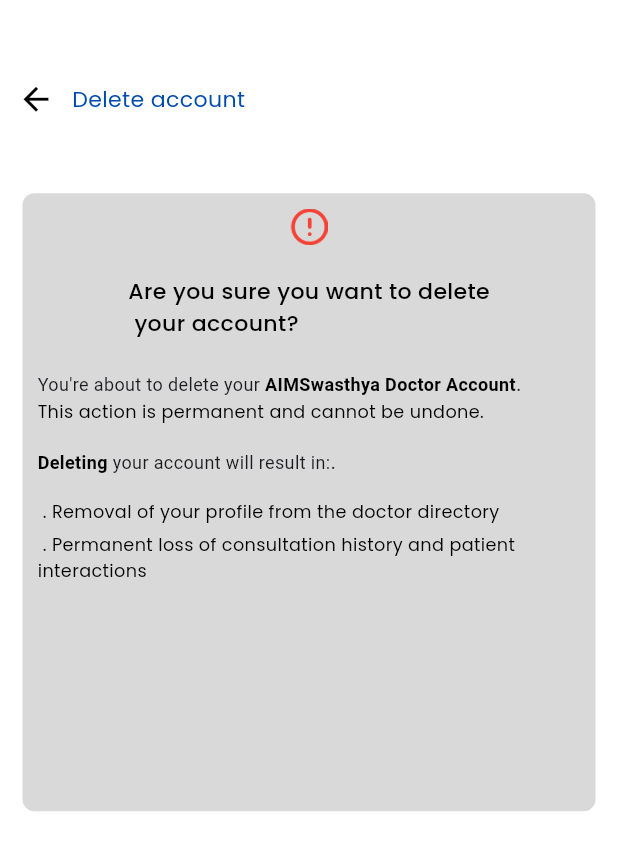
After one commit to foundercodess/AimSwasthya_App_Flutter, a Flutter app: the DeleteAccountScreen screen opened by its route, on a phone screen of 412 x 824 dp. The commit adds this screen. Shown: the top 850 px of the screen. Run offline on Flutter 3.47's test engine with Material 3 defaults, Android fonts, the phone set to English and light mode, and no system bars; our stand-ins replace dio, dotted_border, file_picker, firebase_auth, firebase_core, flutter_widget_from_html and 12 more; missing offline and left inert: flutter_date_pickers, flutter_pdfview, phonepe_payment_sdk, razorpay_flutter; accounts and stored records are empty; generated files the repository leaves out were written again; Roboto replaces fonts that are missing (Poppins-Bold).

Commit message:
delete account

```diff
--- a/lib/main.dart
+++ b/lib/main.dart
@@ -5,6 +5,7 @@ import 'package:aim_swasthya/view/user/symptoms/dowenloade_image.dart';
 import 'package:aim_swasthya/view/user/user_home_screen.dart';
 import 'package:aim_swasthya/view_model/doctor/add_clinic_doctor_view_model.dart';
 import 'package:aim_swasthya/view_model/doctor/all_specialization_view_model.dart';
+import 'package:aim_swasthya/view_model/doctor/delete_account_view_model.dart';
 import 'package:aim_swasthya/view_model/doctor/doc_auth_view_model.dart';
 import 'package:aim_swasthya/view_model/doctor/doc_graph_view_model.dart';
 import 'package:aim_swasthya/view_model/doctor/doc_health_report_view_model.dart';
@@ -119,6 +120,7 @@ class MyApp extends StatelessWidget {
         ChangeNotifierProvider(create: (ctx) => AllSpecializationViewModel()),
         ChangeNotifierProvider(create: (ctx) => UpsertSmcNumberViewModel()),
         ChangeNotifierProvider(create: (ctx) => NotificationViewModel()),
+        ChangeNotifierProvider(create: (ctx) => DeleteAccountViewModel()),
       ],
       child: Consumer<ChangeLanguageViewModel>(
           builder: (context, provider, child) {
--- a/lib/res/api_urls.dart
+++ b/lib/res/api_urls.dart
@@ -59,6 +59,7 @@ class DoctorApiUrl {
   static const String getAllSpecializationsDoctor =
       "${baseUrl}getAllSpecializationsDoctor";
   static const String upsertSmcNumberDoctor = "${baseUrl}upsertSmcNumberDoctor";
+  static const String deleteAccountDoctor = "${baseUrl}deleteProfileDoctor";
 }
 class CommonApiUrl{
   static const String devUrl = 'http://3.7.71.4:3000/';
--- a/lib/utils/routes/routes.dart
+++ b/lib/utils/routes/routes.dart
@@ -3,7 +3,8 @@ import 'package:aim_swasthya/view/common/auth/otp_screen.dart';
 import 'package:aim_swasthya/view/common/intro/about_us_screen.dart';
 import 'package:aim_swasthya/view/doctor/bottom_nav_bar_screen.dart';
 import 'package:aim_swasthya/view/doctor/dashboard_page.dart';
-import 'package:aim_swasthya/view/doctor/notification_screen.dart';
+import 'package:aim_swasthya/view/doctor/drawer/delete_account_screen.dart';
+import 'package:aim_swasthya/view/doctor/drawer/notification_screen.dart';
 import 'package:aim_swasthya/view/doctor/patients/my_appointments.dart';
 import 'package:aim_swasthya/view/doctor/patients/show_all_patient.dart';
 import 'package:aim_swasthya/view/doctor/payout/payout_screen.dart';
@@ -135,6 +136,8 @@ class Routers {
         return (context) =>  const DocMedicalReportsScreen();
         case RoutesName.notificationScreen:
         return (context) =>  const NotificationScreen();
+        case RoutesName.deleteAccountScreen:
+        return (context) =>  const DeleteAccountScreen();
 
       default:
         return (context) => const Scaffold(
--- a/lib/utils/routes/routes_name.dart
+++ b/lib/utils/routes/routes_name.dart
@@ -41,5 +41,6 @@ class RoutesName {
   static const fullScreenMapPage = "/fullScreenMapPage";
   static const docMedicalReportsScreen = "/docMedicalReportsScreen";
   static const notificationScreen = "/notificationScreen";
+  static const deleteAccountScreen = "/deleteAccountScreen";
 
 }
--- a/lib/view/doctor/bottom_nav_bar_screen.dart
+++ b/lib/view/doctor/bottom_nav_bar_screen.dart
@@ -19,7 +19,7 @@ import 'package:flutter/material.dart';
 import 'package:flutter/services.dart';
 import 'package:provider/provider.dart';
 import '../../view_model/doctor/notification_view_model.dart';
-import 'notification_screen.dart';
+import 'drawer/notification_screen.dart';
 
 class DoctorBottomNevBar extends StatefulWidget {
   const DoctorBottomNevBar({super.key});
--- /dev/null
+++ b/lib/view/doctor/drawer/delete_account_screen.dart
@@ -0,0 +1,123 @@
+import 'package:aim_swasthya/res/appbar_const.dart';
+import 'package:aim_swasthya/res/common_material.dart';
+import 'package:flutter/material.dart';
+
+class DeleteAccountScreen extends StatefulWidget {
+  const DeleteAccountScreen({super.key});
+
+  @override
+  State<DeleteAccountScreen> createState() => _DeleteAccountScreenState();
+}
+
+class _DeleteAccountScreenState extends State<DeleteAccountScreen> {
+  @override
+  Widget build(BuildContext context) {
+    return Scaffold(
+      body: Column(
+        crossAxisAlignment: CrossAxisAlignment.start,
+        children: [
+          const AppbarConst(title: 'Delete account'),
+          Sizes.spaceHeight30,
+          Container(
+            margin: const EdgeInsets.only(left: 15, right: 15),
+            padding: const EdgeInsets.all(10),
+            width: Sizes.screenWidth,
+            height: Sizes.screenHeight * 0.5,
+            decoration: BoxDecoration(
+                borderRadius: BorderRadius.circular(8),
+                color: AppColor.textfieldGrayColor),
+            child: Column(
+              crossAxisAlignment: CrossAxisAlignment.start,
+              children: [
+                Center(
+                  child: Image.asset(
+                    "assets/info.png",
+                    height: Sizes.screenHeight * 0.03,
+                    width: Sizes.screenHeight * 0.03,
+                    color: Colors.red,
+                  ),
+                ),
+                Sizes.spaceHeight20,
+                Center(
+                    child: TextConst(
+                  "Are you sure you want to delete\n your account?",
+                  size: Sizes.fontSizeFive,
+                  fontWeight: FontWeight.w500,
+                )),
+                Sizes.spaceHeight20,
+                // TextConst(
+                //     "You're about to delete your AIMSwasthya Doctor Account.\nThis action is permanent and cannot be undone.\nDeleting your account will result in: Removal of your profile from the doctor directory Permanent loss of consultation history and patient interactions Inability to access earnings or settlement records after deletion For security and compliance reasons, certain transactional data may be retained in accordance with medical and legal regulations.")
+                // ,
+                const Text.rich(
+                  TextSpan(
+                    children: [
+                      TextSpan(
+                          text: "You're about to delete your ",
+                          style: TextStyle(
+                            fontSize: 12,
+                            fontWeight: FontWeight.w400,
+                            fontFamily: 'Poppins-Bold',
+                          )),
+                      TextSpan(
+                        text: "AIMSwasthya Doctor Account",
+                        style: TextStyle(
+                          fontSize: 12,
+                          fontWeight: FontWeight.w600,
+                          color: Colors.black,
+                          fontFamily: 'Poppins-Bold',
+                        ),
+                      ),
+                      TextSpan(text: "."),
+                    ],
+                  ),
+                ),
+                TextConst(
+                  "This action is permanent and cannot be undone.",
+                  size: Sizes.fontSizeFour,
+                  fontWeight: FontWeight.w400,
+                ),
+                Sizes.spaceHeight15,
+                Text.rich(
+                  TextSpan(
+                    children: [
+                      TextSpan(
+                          text: "Deleting ",
+                          style: TextStyle(
+                            fontSize: 12,
+                            fontWeight: FontWeight.w600,
+                            color: Colors.black,
+                            fontFamily: 'Poppins-Bold',
+                          ),
+                          ),
+                      TextSpan(
+                        text: "your account will result in:",
+                          style: TextStyle(
+                            fontSize: 12,
+                            fontWeight: FontWeight.w400,
+                            fontFamily: 'Poppins-Bold',
+                          )
+                      ),
+                      TextSpan(text: "."),
+                    ],
+                  ),
+                ),
+                Sizes.spaceHeight15,
+                TextConst(
+                  " . Removal of your profile from the doctor directory",
+                  size: Sizes.fontSizeFour,
+                  fontWeight: FontWeight.w400,
+                ),
+                Sizes.spaceHeight5,
+                TextConst(
+                  " . Permanent loss of consultation history and patient interactions",
+                  size: Sizes.fontSizeFour,
+                  fontWeight: FontWeight.w400,
+                ),
+              ],
+            ),
+          )
+        ],
+      ),
+    );
+  }
+}
--- a/lib/view/doctor/notification_screen.dart
+++ b/lib/view/doctor/drawer/notification_screen.dart
@@ -5,8 +5,8 @@ import 'package:aim_swasthya/utils/load_data.dart';
 import 'package:aim_swasthya/utils/no_data_found.dart';
 import 'package:flutter/material.dart';
 import 'package:provider/provider.dart';
-import '../../view_model/doctor/notification_view_model.dart';
-import '../../model/doctor/notification_model.dart';
+import '../../../view_model/doctor/notification_view_model.dart';
+import '../../../model/doctor/notification_model.dart';
 
 class NotificationScreen extends StatefulWidget {
   const NotificationScreen({super.key});
```
Also changed, not shown: lib/model/doctor/delete_account_model.dart (added, +66 -0 lines), lib/repo/doctor/delete_account_repo.dart (added, +23 -0 lines), lib/view/doctor/drawer/drawer_screen.dart (+46 -1 lines), lib/view_model/doctor/delete_account_view_model.dart (added, +51 -0 lines), pubspec.lock.
